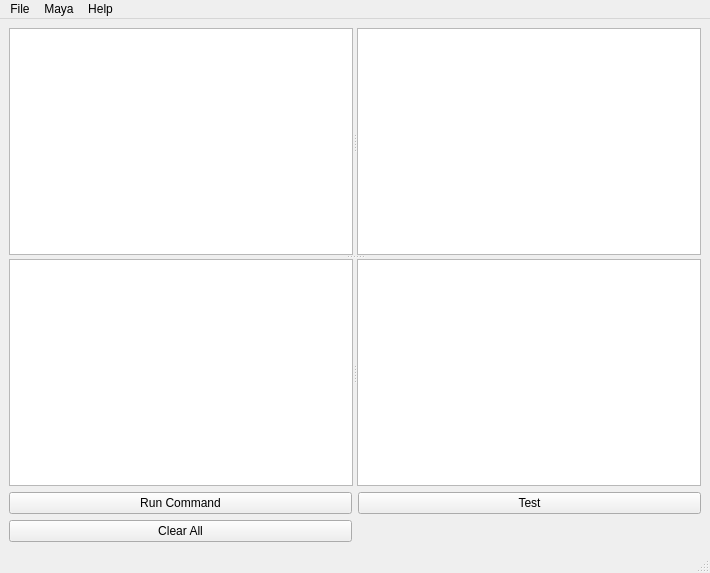
First picture: the form in utils/main.ui, repository vuxuanhoa95/LayoutBatch, before the edit.
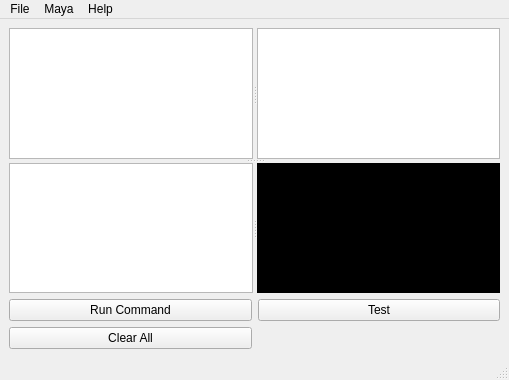
Second picture: the form after the edit.

Diff of the .ui file:
```diff
--- a/utils/main.ui
+++ b/utils/main.ui
@@ -6,8 +6,8 @@
    <rect>
     <x>0</x>
     <y>0</y>
-    <width>710</width>
-    <height>573</height>
+    <width>509</width>
+    <height>380</height>
    </rect>
   </property>
   <property name="windowTitle">
@@ -24,8 +24,8 @@
        <property name="orientation">
         <enum>Qt::Horizontal</enum>
        </property>
-       <widget class="QListWidget" name="lw_files"/>
        <widget class="QListWidget" name="lw_tasks"/>
+       <widget class="QListWidget" name="lw_files"/>
       </widget>
       <widget class="QSplitter" name="splitter_2">
        <property name="orientation">
@@ -36,6 +36,13 @@
         <property name="contextMenuPolicy">
          <enum>Qt::CustomContextMenu</enum>
         </property>
+        <property name="styleSheet">
+         <string notr="true">color: rgb(255, 255, 255);
+background-color: rgb(0, 0, 0);</string>
+        </property>
+        <property name="plainText">
+         <string/>
+        </property>
        </widget>
       </widget>
      </widget>
@@ -72,7 +79,7 @@
     <rect>
      <x>0</x>
      <y>0</y>
-     <width>710</width>
+     <width>509</width>
      <height>21</height>
     </rect>
    </property>
```
Left out of the diff: 14 changed lines with no effect on the pictures.
